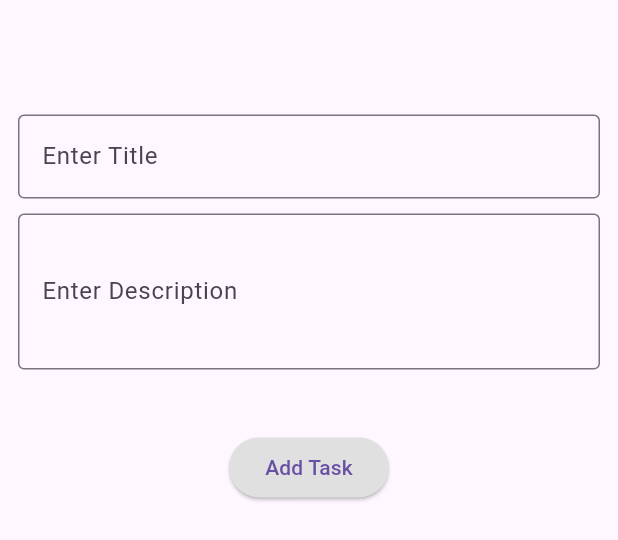
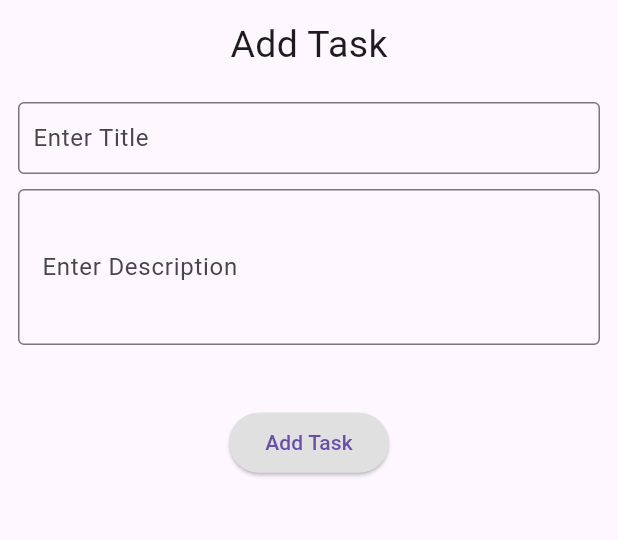
Before and after one commit to tikeshsahu/rapidd_tech, a Flutter app: the AddTaskModal widget shown alone on an empty page, opened directly, on a phone screen of 412 x 824 dp. Shown: the top 540 px of the screen. Run offline on Flutter 3.47's test engine with Material 3 defaults, Android fonts, the phone set to English and light mode, and no system bars; our stand-ins replace cloud_firestore, firebase_auth, firebase_core, get_storage; accounts and stored records are empty.

Commit message:
added checkbox for tasks

```diff
--- a/lib/main.dart
+++ b/lib/main.dart
@@ -2,7 +2,7 @@
 import 'package:flutter/material.dart';
 import 'package:get_storage/get_storage.dart';
 import 'package:provider/provider.dart';
-import 'package:rapidd_tech_assignment/auth/auth_view_model.dart';
+import 'package:rapidd_tech_assignment/src/view_model/auth_view_model.dart';
 import 'package:rapidd_tech_assignment/src/view_model/task_view_model.dart';
 import 'package:rapidd_tech_assignment/utils/app_utils.dart';
 
--- a/lib/src/model/task.dart
+++ b/lib/src/model/task.dart
@@ -9,15 +9,17 @@
   late String description;
   late Timestamp timestamp;
   late List<String> toBeSeenBy;
+  late bool isDone;
 
-  Task({required this.id, required this.title, required this.description, required this.timestamp, required this.toBeSeenBy});
+  Task({required this.id, required this.title, required this.description, required this.timestamp, required this.toBeSeenBy,required this.isDone});
 
   Task.fromMap(Map<String, dynamic> map) {
     id = map['id'];
     title = map['title'];
     description = map['description'];
     timestamp = map['timestamp'] is Timestamp ? map['timestamp'] : Timestamp.fromDate(map['timestamp']);
-    toBeSeenBy = List<String>.from(map['toBeSeenBy']);
+    toBeSeenBy = List<String>.from(map['toBeSeenBy'] ?? []);
+    isDone = map['isDone'] ?? false;
   }
 
   Map<String, dynamic> toMap() {
@@ -27,10 +29,11 @@
       'description': description,
       'timestamp': timestamp,
       'toBeSeenBy': toBeSeenBy,
+      'isDone': isDone,
     };
   }
 
   factory Task.createNew(String title, String description) {
-    return Task(id: '${DateTime.now().millisecondsSinceEpoch}-${Random().nextInt(10000)}', title: title, description: description, timestamp: Timestamp.now(), toBeSeenBy: [StorageService.instance.fetch(AppUtils.userEmail)]);
+    return Task(id: '${DateTime.now().millisecondsSinceEpoch}-${Random().nextInt(10000)}', title: title, description: description, timestamp: Timestamp.now(), toBeSeenBy: [StorageService.instance.fetch(AppUtils.userEmail)], isDone: false);
   }
 }
--- a/lib/auth/auth_view.dart
+++ b/lib/src/view/auth_view.dart
@@ -1,5 +1,5 @@
 import 'package:flutter/material.dart';
-import 'package:rapidd_tech_assignment/auth/auth_form.dart';
+import 'package:rapidd_tech_assignment/widgets/auth_form.dart';
 
 class AuthView extends StatelessWidget {
   const AuthView({Key? key}) : super(key: key);
--- a/lib/auth/auth_view_model.dart
+++ b/lib/src/view_model/auth_view_model.dart
@@ -31,7 +31,7 @@
       }
       StorageService.instance.save('USER_ID', authResult.user!.uid);
       StorageService.instance.save('USER_EMAIL', email);
-      Navigator.pushReplacement(context, MaterialPageRoute(builder: (context) => const TaskListView()));
+      Navigator.pushReplacement(context, MaterialPageRoute(builder: (context) => TaskListView()));
     } on FirebaseAuthException catch (error) {
       if (error.code == "user-not-found") {
         ScaffoldMessenger.of(context).showSnackBar(const SnackBar(content: Text("User not found, please sign up")));
--- a/lib/src/view_model/task_view_model.dart
+++ b/lib/src/view_model/task_view_model.dart
@@ -7,9 +7,6 @@
 
 class TaskViewModel extends ChangeNotifier {
   final FirebaseFirestore data = FirebaseFirestore.instance;
-  final String _userId = StorageService.instance.fetch(AppUtils.userId) ?? '';
-
-  String get userId => _userId;
 
   Stream<List<Task>> getTasks() {
     try {
@@ -48,6 +45,14 @@
     }
   }
 
+  Future<void> updateIsDone(String id, bool isDone) async {
+    try {
+      await data.collection('tasks').doc('doc').collection("myTasks").doc(id).update({'isDone': isDone});
+    } catch (e) {
+      if (kDebugMode) print("Error updating task: $e");
+    }
+  }
+
   Future<void> shareTask(String taskId, String email) async {
     try {
       var taskRef = data.collection('tasks').doc('doc').collection("myTasks").doc(taskId);
--- a/lib/utils/app_utils.dart
+++ b/lib/utils/app_utils.dart
@@ -1,4 +1,4 @@
-import 'package:rapidd_tech_assignment/auth/auth_view.dart';
+import 'package:rapidd_tech_assignment/src/view/auth_view.dart';
 import 'package:rapidd_tech_assignment/src/view/task_list_view.dart';
 import 'package:rapidd_tech_assignment/utils/storage_service.dart';
 
@@ -14,7 +14,7 @@
 
   static checkUser() {
     if (StorageService.instance.fetch(AppUtils.userId) != null) {
-      return const TaskListView();
+      return TaskListView();
     } else {
       return const AuthView();
     }
--- a/lib/widgets/add_task_modal.dart
+++ b/lib/widgets/add_task_modal.dart
@@ -38,18 +38,23 @@
         padding: const EdgeInsets.all(12),
         height: size.height * 0.5,
         child: Column(
-          mainAxisAlignment: MainAxisAlignment.center,
+          mainAxisAlignment: MainAxisAlignment.start,
           children: [
+            const Text(
+              'Add Task',
+              style: TextStyle(fontSize: 25),
+            ),
+            const SizedBox(height: 20),
             TextField(
               controller: titleController,
               decoration: const InputDecoration(
                 labelText: 'Enter Title',
                 border: OutlineInputBorder(),
+                contentPadding: EdgeInsets.symmetric(horizontal: 6),
               ),
             ),
             const SizedBox(height: 10),
             TextField(
-              autocorrect: true,
               maxLines: 3,
               keyboardType: TextInputType.multiline,
               controller: descriptionController,
--- a/lib/auth/auth_form.dart
+++ b/lib/widgets/auth_form.dart
@@ -2,7 +2,7 @@
 
 import 'package:flutter/material.dart';
 import 'package:provider/provider.dart';
-import 'package:rapidd_tech_assignment/auth/auth_view_model.dart';
+import 'package:rapidd_tech_assignment/src/view_model/auth_view_model.dart';
 
 class AuthForm extends StatefulWidget {
   const AuthForm({Key? key}) : super(key: key);
```
Also changed, not shown: lib/src/view/task_list_view.dart (+34 -10 lines).
